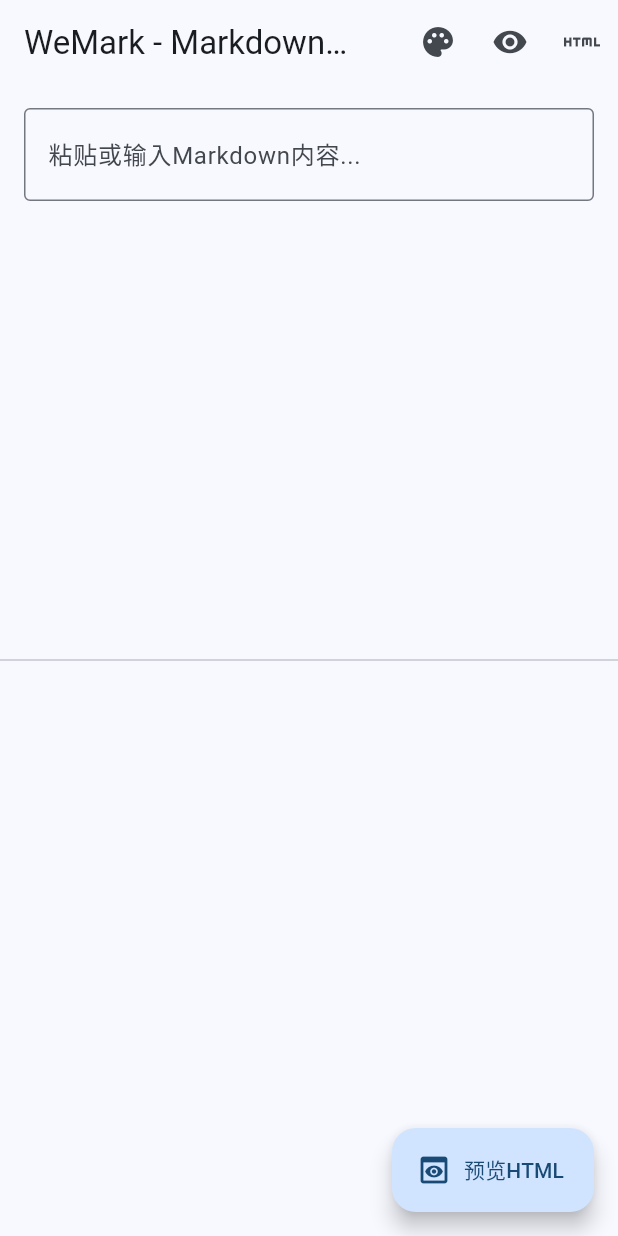
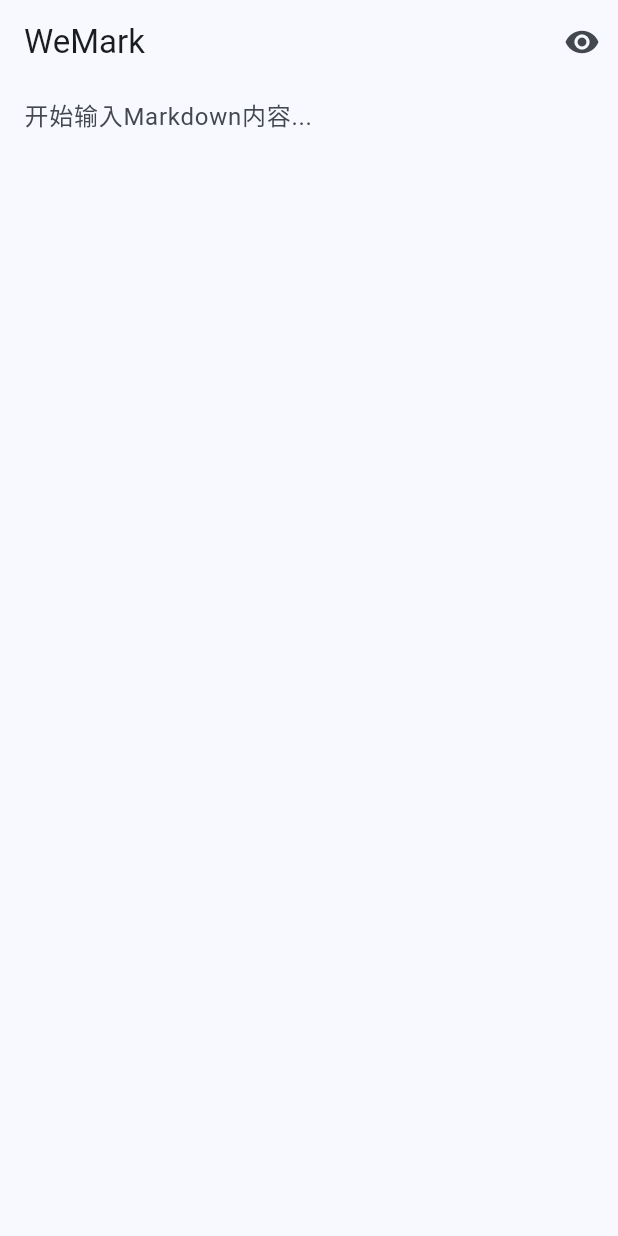
Before and after one commit to iliefu/mpos, a Flutter app: the screen it shows after launch, on a phone screen of 412 x 824 dp. Run offline on Flutter 3.47's test engine with Material 3 defaults, Android fonts, the phone set to English and light mode, and no system bars; our stand-ins replace flutter_html, go_router; missing offline and left inert: markdown.

```diff
--- /dev/null
+++ b/devtools_options.yaml
@@ -0,0 +1,3 @@
+description: This file stores settings for Dart & Flutter DevTools.
+documentation: https://docs.flutter.dev/tools/devtools/extensions#configure-extension-enablement-states
+extensions:
--- a/lib/app_router.dart
+++ b/lib/app_router.dart
@@ -1,8 +1,5 @@
-import 'package:flutter/material.dart';
 import 'package:go_router/go_router.dart';
 import 'screens/editor_screen.dart';
-import 'screens/preview_screen.dart';
-import 'utils/markdown_converter.dart';
 
 final router = GoRouter(
   routes: [
@@ -11,14 +8,6 @@
       name: 'editor',
       builder: (context, state) => const EditorScreen(),
     ),
-    GoRoute(
-      path: '/preview',
-      name: 'preview',
-      builder: (context, state) {
-        final htmlContent = state.extra as String;
-        return PreviewScreen(htmlContent: htmlContent);
-      },
-    ),
   ],
   initialLocation: '/editor',
 );
--- a/lib/screens/editor_screen.dart
+++ b/lib/screens/editor_screen.dart
@@ -1,9 +1,10 @@
 import 'package:flutter/material.dart';
-import 'package:flutter_markdown/flutter_markdown.dart';
-import 'package:go_router/go_router.dart';
+import 'package:flutter/services.dart';
+import 'package:flutter_html/flutter_html.dart';
 import 'package:provider/provider.dart';
-import '../utils/markdown_converter.dart';
+// 确认导入路径正确
 import '../utils/app_state.dart';
+
 import '../widgets/theme_selector.dart';
 
 class EditorScreen extends StatefulWidget {
@@ -15,24 +16,7 @@
 
 class _EditorScreenState extends State<EditorScreen> {
   final TextEditingController _controller = TextEditingController();
-  bool _isPreviewVisible = true;
-
-  @override
-  void initState() {
-    super.initState();
-    _controller.addListener(_updateMarkdown);
-  }
-
-  @override
-  void dispose() {
-    _controller.removeListener(_updateMarkdown);
-    _controller.dispose();
-    super.dispose();
-  }
-
-  void _updateMarkdown() {
-    context.read<AppState>().updateMarkdown(_controller.text);
-  }
+  bool _showHtmlPreview = false;
 
   @override
   Widget build(BuildContext context) {
@@ -40,93 +24,72 @@
 
     return Scaffold(
       appBar: AppBar(
-        title: const Text('WeMark - Markdown编辑器'),
+        centerTitle: false,
+        title: const Text('WeMark'),
         actions: [
-          // 主题选择器
-          const ThemeSelector(),
-
-          // 预览切换
+          if (_showHtmlPreview) // 仅在预览模式显示主题选择器
+            const Padding(
+              padding: EdgeInsets.only(right: 8.0),
+              child: ThemeSelector(),
+            ),
           IconButton(
-            icon: Icon(_isPreviewVisible ? Icons.visibility : Icons.visibility_off),
-            tooltip: _isPreviewVisible ? '隐藏预览' : '显示预览',
-            onPressed: () {
-              setState(() {
-                _isPreviewVisible = !_isPreviewVisible;
-              });
-            },
+            icon: Icon(
+              _showHtmlPreview ? Icons.visibility_off : Icons.visibility,
             ),
-
-          // HTML预览
-          IconButton(
-            icon: const Icon(Icons.html),
-            tooltip: '查看HTML',
-            onPressed: () {
-              final html = markdownToHtml(
-                _controller.text,
-                style: appState.currentStyle,
-              );
-              context.push('/preview', extra: html);
-            },
+            onPressed:
+                () => setState(() => _showHtmlPreview = !_showHtmlPreview),
           ),
         ],
       ),
-      body: Column(
-        children: [
-          // 编辑区域
-          Expanded(
-            flex: _isPreviewVisible ? 1 : 2,
-            child: Padding(
-              padding: const EdgeInsets.all(16.0),
-              child: TextField(
+      body: SafeArea(
+        child:
+            _showHtmlPreview
+                ? SingleChildScrollView(child: Html(data: appState.htmlContent))
+                : TextField(
                   controller: _controller,
                   maxLines: null,
-                keyboardType: TextInputType.multiline,
+                  expands: true,
+                  onChanged: (value) => appState.updateHtmlContent(value),
                   decoration: const InputDecoration(
-                  hintText: '粘贴或输入Markdown内容...',
-                  border: OutlineInputBorder(),
+                    border: InputBorder.none,
+                    hintText: '开始输入Markdown内容...',
+                    contentPadding: EdgeInsets.symmetric(
+                      horizontal: 16.0,
+                      vertical: 8.0,
                     ),
-                style: const TextStyle(fontSize: 16, height: 1.8),
                   ),
                 ),
       ),
 
-          // 分隔线
-          if (_isPreviewVisible) const Divider(height: 1),
+      floatingActionButton:
+          _showHtmlPreview
+              ? FloatingActionButton(
+                heroTag: 'copy',
+                onPressed: () {
+                  Clipboard.setData(ClipboardData(text: appState.htmlContent));
+                  ScaffoldMessenger.of(
+                    context,
+                  ).showSnackBar(const SnackBar(content: Text('已复制HTML内容')));
+                },
+                child: const Icon(Icons.content_copy),
+              )
+              : null,
+    );
+  }
 
-          // 预览区域
-          if (_isPreviewVisible)
-            Expanded(
-              flex: 1,
-              child: Padding(
-                padding: const EdgeInsets.all(16.0),
-                child: Markdown(
-                  data: _controller.text,
-                  selectable: true,
-                  styleSheet: MarkdownStyleSheet(
-                    p: const TextStyle(fontSize: 16, height: 1.8),
-                    h1: const TextStyle(fontSize: 24, fontWeight: FontWeight.bold),
-                    h2: const TextStyle(fontSize: 22, fontWeight: FontWeight.bold),
-                    h3: const TextStyle(fontSize: 20, fontWeight: FontWeight.bold),
-                    code: const TextStyle(
-                      backgroundColor: Color(0xFFEEEEEE),
-                      fontFamily: 'monospace',
-                    ),
-                  ),
-                ),
-              ),
+  void showThemeDialog(BuildContext context) {
+    showDialog(
+      context: context,
+      builder:
+          (context) => AlertDialog(
+            title: const Text('选择主题'),
+            content: const ThemeSelector(),
+            actions: [
+              TextButton(
+                onPressed: () => Navigator.pop(context),
+                child: const Text('关闭'),
               ),
             ],
-      ),
-      floatingActionButton: FloatingActionButton.extended(
-        onPressed: () {
-          final html = markdownToHtml(
-            _controller.text,
-            style: appState.currentStyle,
-          );
-          context.push('/preview', extra: html);
-        },
-        icon: const Icon(Icons.preview),
-        label: const Text('预览HTML'),
           ),
     );
   }
--- a/lib/utils/app_state.dart
+++ b/lib/utils/app_state.dart
@@ -1,17 +1,21 @@
 import 'package:flutter/material.dart';
 import 'markdown_styles.dart';
+import 'markdown_converter.dart'; // 新增导入
 
 class AppState extends ChangeNotifier {
-  MarkdownStyle currentStyle = MarkdownStyle.standard;
+  String htmlContent = '';
+  MarkdownStyle currentStyle = MarkdownStyle.elegant;
   String currentMarkdown = '';
+
+  void updateHtmlContent(String markdown) { // 参数改为接收markdown
+    currentMarkdown = markdown;
+    htmlContent = markdownToHtml(currentMarkdown, style: currentStyle); // 添加转换逻辑
+    notifyListeners();
+  }
 
   void changeStyle(MarkdownStyle newStyle) {
     currentStyle = newStyle;
-    notifyListeners();
-  }
-
-  void updateMarkdown(String content) {
-    currentMarkdown = content;
+    htmlContent = markdownToHtml(currentMarkdown, style: currentStyle);
     notifyListeners();
   }
 }
--- a/lib/utils/markdown_styles.dart
+++ b/lib/utils/markdown_styles.dart
@@ -1,4 +1,3 @@
-import 'package:flutter/material.dart';
 
 class MarkdownStyle {
   final String name;
@@ -67,26 +66,64 @@
   static const elegant = MarkdownStyle(
     name: '优雅',
     bodyStyles: {
-      'font-family': "Georgia, serif",
-      'line-height': "1.9",
-      'font-size': "17px",
-      'color': "#2c3e50",
-      'padding': "20px",
-      'background-color': "#fcfcfc",
+      'font-family': "'Noto Sans', 'PingFang SC', 'Microsoft YaHei', sans-serif",
+      'line-height': "1.8",
+      'font-size': "16px",
+      'color': "#333333",
+      'padding': "24px",
+      'max-width': "800px",
+      'margin': "0 auto",
     },
     tagStyles: {
-      'h1': {'font-size': '28px', 'margin': '28px 0 20px', 'font-weight': '500', 'border-bottom': '1px solid #eaecef', 'padding-bottom': '8px'},
-      'h2': {'font-size': '24px', 'margin': '24px 0 16px', 'font-weight': '500', 'border-bottom': '1px solid #eaecef', 'padding-bottom': '6px'},
-      'h3': {'font-size': '20px', 'margin': '20px 0 14px', 'font-weight': '500'},
-      'p': {'margin': '18px 0', 'line-height': '1.9'},
-      'img': {'max-width': '100%', 'height': 'auto', 'margin': '20px 0', 'border-radius': '4px'},
-      'pre': {'background-color': '#f8f9fa', 'padding': '16px', 'border-radius': '6px', 'overflow': 'auto', 'border': '1px solid #eaecef'},
-      'code': {'font-family': 'SFMono-Regular, Consolas, Liberation Mono, Menlo, monospace', 'background-color': 'rgba(27,31,35,0.05)', 'padding': '0.2em 0.4em', 'border-radius': '3px'},
-      'blockquote': {'border-left': '4px solid #dfe2e5', 'padding': '0 16px', 'color': '#6a737d', 'margin': '16px 0', 'font-style': 'italic'},
-      'ul': {'padding-left': '32px'},
-      'ol': {'padding-left': '32px'},
-      'li': {'margin': '8px 0'},
-      'a': {'color': '#1a73e8', 'text-decoration': 'none', 'border-bottom': '1px solid #d2e3fc'},
+      'h1': {'font-size': '2em', 'margin': '1em 0 0.8em', 'font-weight': '600', 'border-bottom': '1px solid #eee', 'padding-bottom': '0.5em'},
+      'h2': {'font-size': '1.5em', 'margin': '1.2em 0 0.6em', 'font-weight': '600'},
+      'h3': {'font-size': '1.25em', 'margin': '1em 0 0.5em', 'font-weight': '600'},
+      'p': {'margin': '1em 0', 'line-height': '1.8'},
+      'img': {'max-width': '100%', 'height': 'auto', 'margin': '1.5em auto', 'display': 'block', 'border-radius': '4px'},
+      'pre': {
+        'background-color': '#f8f8f8',
+        'padding': '1em',
+        'border-radius': '4px',
+        'overflow': 'auto',
+        'line-height': '1.45',
+        'box-shadow': '0 1px 2px rgba(0,0,0,0.1)'
+      },
+      'code': {
+        'font-family': "'SFMono-Regular', Consolas, 'Liberation Mono', Menlo, monospace",
+        'background-color': 'rgba(175,184,193,0.2)',
+        'padding': '0.2em 0.4em',
+        'border-radius': '3px',
+        'font-size': '85%'
+      },
+      'blockquote': {
+        'border-left': '4px solid #dfe2e5',
+        'padding': '0 1em',
+        'color': '#6a737d',
+        'margin': '1.5em 0',
+        'background-color': '#f8f9fa'
+      },
+      'ul': {'padding-left': '2em', 'margin': '1em 0'},
+      'ol': {'padding-left': '2em', 'margin': '1em 0'},
+      'li': {'margin': '0.5em 0'},
+      'a': {
+        'color': '#0366d6',
+        'text-decoration': 'none',
+      },
+      'table': {
+        'border-collapse': 'collapse',
+        'width': '100%',
+        'margin': '1.5em 0',
+        'box-shadow': '0 1px 3px rgba(0,0,0,0.1)'
+      },
+      'th, td': {
+        'border': '1px solid #dfe2e5',
+        'padding': '0.6em 1em',
+        'text-align': 'left'
+      },
+      'th': {
+        'background-color': '#f6f8fa',
+        'font-weight': '600'
+      },
     },
   );
 }
```
Also changed, not shown: lib/screens/preview_screen.dart (deleted, +0 -52 lines). Lines whose indentation alone changed are shown as unchanged.
